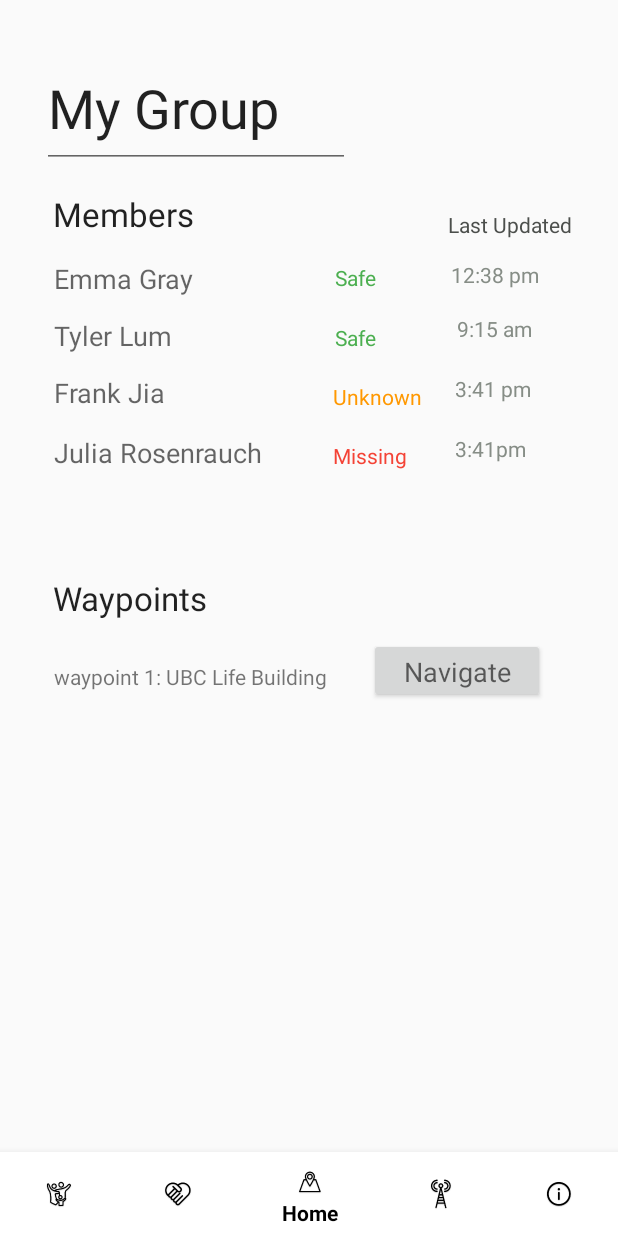
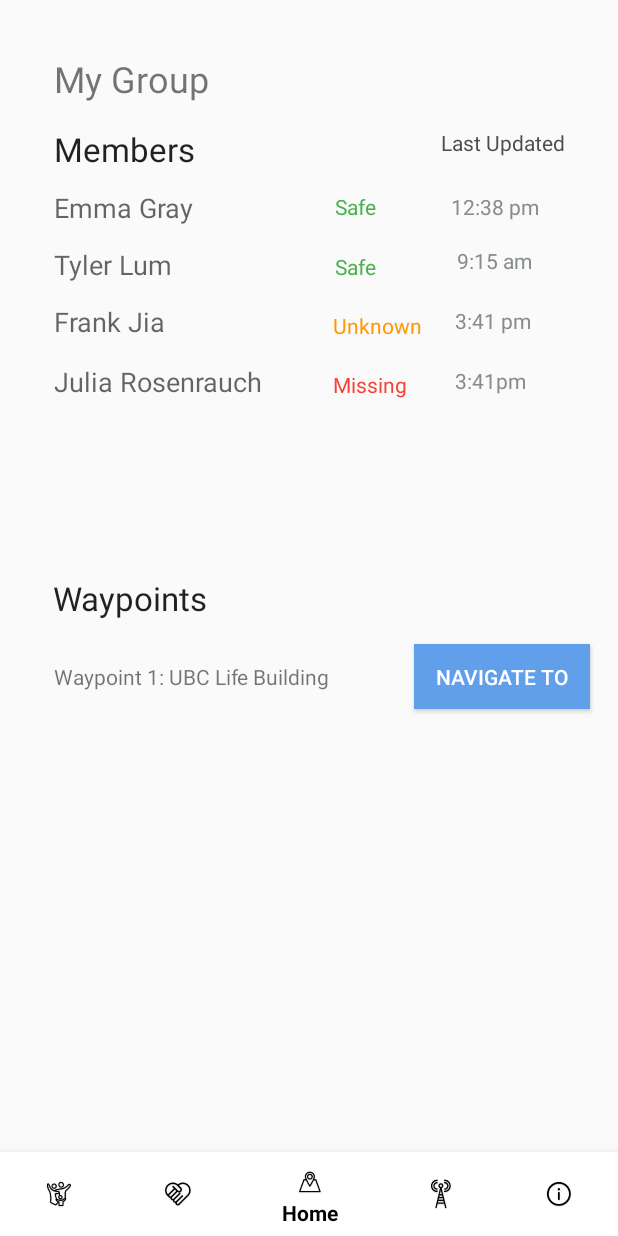
Before and after one commit to juliarosenrauch/nwhacks2020, an Android app: the fragment FamilyFragment placed in its activity, on a phone screen of 412 x 824 dp. Run offline under Robolectric (Android 15) with nearby library versions, the phone set to English and light mode, and no system bars.

Commit message:
styling changes

```diff
--- a/NWHacks-Android/app/src/main/java/com/nwhacks2020/myapplication/activity/HomeMapsFragment.kt
+++ b/NWHacks-Android/app/src/main/java/com/nwhacks2020/myapplication/activity/HomeMapsFragment.kt
@@ -209,7 +209,7 @@ class HomeMapsFragment(val parentActivity: Activity) : Fragment(), OnMapReadyCal
 
             // Color for stroke and filll
             polygonOptions.strokeColor(Color.RED)
-            polygonOptions.fillColor(Color.argb(170, 255, 0, 0))
+            polygonOptions.fillColor(Color.argb(140, 255, 0, 0))
 
             // Add polygons
             mMap.addPolygon(polygonOptions)
@@ -239,7 +239,7 @@ class HomeMapsFragment(val parentActivity: Activity) : Fragment(), OnMapReadyCal
 
             // Color for stroke and filll
             polygonOptions.strokeColor(Color.argb(255, 255, 165, 0))
-            polygonOptions.fillColor(Color.argb(123, 255, 165, 0))
+            polygonOptions.fillColor(Color.argb(65, 255, 165, 0))
 
             // Add polygons
             mMap.addPolygon(polygonOptions)
--- a/NWHacks-Android/app/src/main/res/layout/fragment_family.xml
+++ b/NWHacks-Android/app/src/main/res/layout/fragment_family.xml
@@ -47,23 +47,25 @@
         android:layout_width="65dp"
         android:layout_height="24dp"
         android:layout_marginStart="12dp"
-        android:layout_marginTop="12dp"
         android:text="12:38 pm"
         android:textAppearance="@style/TextAppearance.AppCompat.Small"
         android:textColor="#868D86"
         app:layout_constraintStart_toEndOf="@+id/safe"
-        app:layout_constraintTop_toBottomOf="@+id/lastupdate" />
+        app:layout_constraintTop_toTopOf="@+id/safe" />
 
     <TextView
         android:id="@+id/lastupdate"
         android:layout_width="113dp"
         android:layout_height="21dp"
-        android:layout_marginTop="140dp"
+        android:layout_marginEnd="20dp"
+        android:gravity="center"
         android:text="Last Updated"
         android:textAppearance="@style/TextAppearance.AppCompat.Small"
         android:textColor="#4C4F4C"
         app:layout_constraintEnd_toEndOf="parent"
-        app:layout_constraintTop_toTopOf="parent" />
+        app:layout_constraintHorizontal_bias="1.0"
+        app:layout_constraintStart_toEndOf="@+id/textView3"
+        app:layout_constraintTop_toTopOf="@+id/textView3" />
 
     <TextView
         android:id="@+id/waypoint"
@@ -148,13 +150,12 @@
 
     <TextView
         android:id="@+id/textView3"
-        android:layout_width="215dp"
-        android:layout_height="33dp"
+        android:layout_width="0dp"
+        android:layout_height="wrap_content"
+        android:layout_marginStart="36dp"
         android:layout_marginTop="16dp"
         android:text="Members"
         android:textAppearance="@style/TextAppearance.AppCompat.Large"
-        app:layout_constraintEnd_toEndOf="parent"
-        app:layout_constraintHorizontal_bias="0.178"
         app:layout_constraintStart_toStartOf="parent"
         app:layout_constraintTop_toBottomOf="@+id/Title" />
 
@@ -181,16 +182,14 @@
         app:layout_constraintStart_toEndOf="@+id/emma"
         app:layout_constraintTop_toBottomOf="@+id/textView3" />
 
-    <EditText
+    <TextView
         android:id="@+id/Title"
-        android:layout_width="205dp"
-        android:layout_height="80dp"
-        android:layout_marginStart="28dp"
-        android:layout_marginTop="32dp"
-        android:ems="10"
-        android:inputType="textPersonName"
+        android:layout_width="wrap_content"
+        android:layout_height="wrap_content"
+        android:layout_marginStart="36dp"
+        android:layout_marginTop="36dp"
         android:text="My Group"
-        android:textSize="36sp"
+        android:textSize="24dp"
         app:layout_constraintStart_toStartOf="parent"
         app:layout_constraintTop_toTopOf="parent" />
 
@@ -200,7 +199,7 @@
         android:layout_height="wrap_content"
         android:layout_marginStart="36dp"
         android:layout_marginTop="24dp"
-        android:text="waypoint 1: UBC Life Building"
+        android:text="Waypoint 1: UBC Life Building"
         android:textAppearance="@style/TextAppearance.AppCompat.Small"
         app:layout_constraintStart_toStartOf="parent"
         app:layout_constraintTop_toBottomOf="@+id/waypoint" />
@@ -209,10 +208,13 @@
         android:id="@+id/navigate"
         android:layout_width="117dp"
         android:layout_height="43dp"
-        android:layout_marginStart="28dp"
-        android:layout_marginTop="8dp"
+        android:layout_marginStart="56dp"
+        android:layout_marginTop="12dp"
+        android:background="#619FEA"
         android:text="Navigate To"
-        android:textAppearance="@style/TextAppearance.AppCompat.Medium"
+        android:textColor="@android:color/white"
+        app:layout_constraintEnd_toEndOf="parent"
+        app:layout_constraintHorizontal_bias="0.0"
         app:layout_constraintStart_toEndOf="@+id/textView7"
         app:layout_constraintTop_toBottomOf="@+id/waypoint" />
 </androidx.constraintlayout.widget.ConstraintLayout>
--- a/NWHacks-Android/app/src/main/res/layout/fragment_government_alerts.xml
+++ b/NWHacks-Android/app/src/main/res/layout/fragment_government_alerts.xml
@@ -40,6 +40,8 @@
         android:layout_height="wrap_content"
         android:layout_marginStart="32dp"
         android:layout_marginTop="16dp"
+        android:textColor="@android:color/white"
+        android:background="#619FEA"
         android:text="More Info"
         app:layout_constraintStart_toStartOf="parent"
         app:layout_constraintTop_toBottomOf="@+id/textView2"/>
--- a/NWHacks-Android/app/src/main/res/layout/fragment_offer_form.xml
+++ b/NWHacks-Android/app/src/main/res/layout/fragment_offer_form.xml
@@ -48,6 +48,8 @@
         android:layout_height="wrap_content"
         android:layout_marginTop="40dp"
         android:text="Post"
+        android:background="#619FEA"
+        android:textColor="@android:color/white"
         app:layout_constraintEnd_toEndOf="parent"
         app:layout_constraintHorizontal_bias="0.498"
         app:layout_constraintStart_toStartOf="parent"
```
Also changed, not shown: NWHacks-Android/app/src/main/res/layout/fragment_home_maps.xml (+24 -14 lines).
